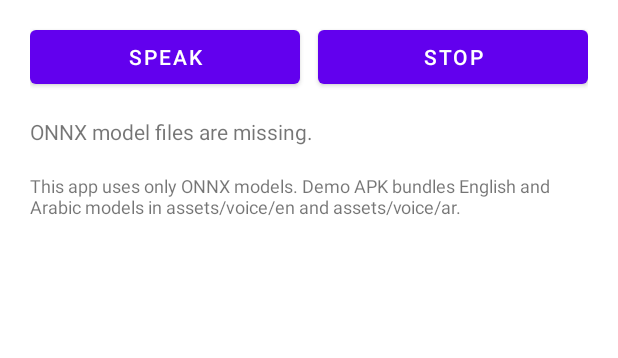
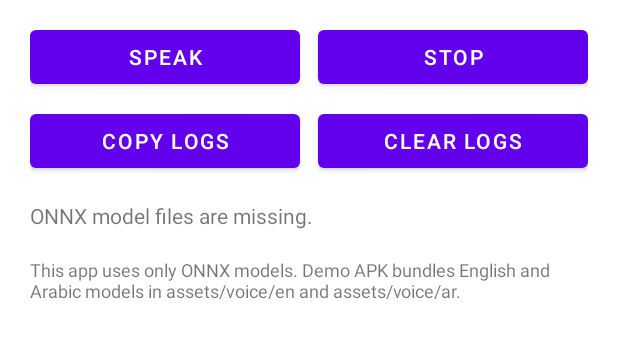
Before and after one commit to faisalvibe/Arabic-TTS2, an Android app: the screen it shows after launch (MainActivity), on a phone screen of 412 x 824 dp, the part 445-803 px from its top. Run offline under Robolectric (Android 15) with nearby library versions, the light colour scheme and no system bars; libraries missing offline, so code that uses them is left out: com.k2fsa.sherpa.

Commit message:
feat: add in-app debug logs and crash capture hooks

```diff
--- a/android-app/app/src/main/AndroidManifest.xml
+++ b/android-app/app/src/main/AndroidManifest.xml
@@ -4,6 +4,7 @@
     <uses-permission android:name="android.permission.INTERNET" />
 
     <application
+        android:name=".TtsApp"
         android:allowBackup="true"
         android:icon="@android:drawable/sym_def_app_icon"
         android:label="@string/app_name"
--- /dev/null
+++ b/android-app/app/src/main/java/com/faisal/ttsrecorder/DebugLog.kt
@@ -0,0 +1,82 @@
+package com.faisal.ttsrecorder
+
+import android.content.Context
+import android.os.Build
+import java.io.File
+import java.io.FileWriter
+import java.text.SimpleDateFormat
+import java.util.Date
+import java.util.Locale
+
+object DebugLog {
+    private const val LOG_FILE_NAME = "tts_debug.log"
+    private val lock = Any()
+    private var appContext: Context? = null
+    private val timeFormat = SimpleDateFormat("yyyy-MM-dd HH:mm:ss.SSS", Locale.US)
+
+    fun init(context: Context) {
+        if (appContext == null) {
+            appContext = context.applicationContext
+        }
+    }
+
+    fun appStartup() {
+        i(
+            "APP",
+            "startup sdk=${Build.VERSION.SDK_INT} device=${Build.MANUFACTURER}/${Build.MODEL} abi=${Build.SUPPORTED_ABIS.joinToString()}"
+        )
+    }
+
+    fun i(tag: String, msg: String) {
+        append("I", tag, msg, null)
+    }
+
+    fun e(tag: String, msg: String, tr: Throwable? = null) {
+        append("E", tag, msg, tr)
+    }
+
+    fun readAll(): String {
+        val file = getLogFile() ?: return "Log file unavailable."
+        return if (file.exists()) file.readText() else "No logs yet."
+    }
+
+    fun clear() {
+        val file = getLogFile() ?: return
+        synchronized(lock) {
+            if (file.exists()) {
+                file.writeText("")
+            }
+        }
+    }
+
+    fun filePath(): String {
+        return getLogFile()?.absolutePath ?: "unavailable"
+    }
+
+    private fun append(level: String, tag: String, msg: String, tr: Throwable?) {
+        val line = buildString {
+            append(timeFormat.format(Date()))
+            append(" ")
+            append(level)
+            append("/")
+            append(tag)
+            append(": ")
+            append(msg)
+            if (tr != null) {
+                append("\n")
+                append(tr.stackTraceToString())
+            }
+            append("\n")
+        }
+
+        val file = getLogFile() ?: return
+        synchronized(lock) {
+            FileWriter(file, true).use { it.write(line) }
+        }
+    }
+
+    private fun getLogFile(): File? {
+        val ctx = appContext ?: return null
+        return File(ctx.filesDir, LOG_FILE_NAME)
+    }
+}
--- a/android-app/app/src/main/java/com/faisal/ttsrecorder/MainActivity.kt
+++ b/android-app/app/src/main/java/com/faisal/ttsrecorder/MainActivity.kt
@@ -1,5 +1,8 @@
 package com.faisal.ttsrecorder
 
+import android.content.ClipData
+import android.content.ClipboardManager
+import android.content.Context
 import android.os.Bundle
 import android.widget.Button
 import android.widget.EditText
@@ -15,6 +18,8 @@ class MainActivity : AppCompatActivity() {
     override fun onCreate(savedInstanceState: Bundle?) {
         super.onCreate(savedInstanceState)
         setContentView(R.layout.activity_main)
+        DebugLog.init(this)
+        DebugLog.i("MAIN", "onCreate")
 
         textInput = findViewById(R.id.textInput)
         statusText = findViewById(R.id.statusText)
@@ -30,25 +35,31 @@ class MainActivity : AppCompatActivity() {
 
         val speakButton = findViewById<Button>(R.id.speakButton)
         val stopButton = findViewById<Button>(R.id.stopButton)
+        val copyLogsButton = findViewById<Button>(R.id.copyLogsButton)
+        val clearLogsButton = findViewById<Button>(R.id.clearLogsButton)
 
         speakButton.setOnClickListener {
             val text = textInput.text.toString().trim()
             if (text.isEmpty()) {
                 statusText.text = getString(R.string.enter_text_hint)
+                DebugLog.i("MAIN", "speak_clicked_empty_text")
                 return@setOnClickListener
             }
 
             val arSelected = findViewById<RadioButton>(R.id.langAr).isChecked
             val lang = if (arSelected) PersonalVoiceEngine.VoiceLang.AR else PersonalVoiceEngine.VoiceLang.EN
+            DebugLog.i("MAIN", "speak_clicked lang=$lang text_len=${text.length}")
             if (!personalVoiceEngine.isModelInstalled(lang)) {
                 statusText.text = getString(
                     if (arSelected) R.string.custom_voice_missing_ar else R.string.custom_voice_missing_en
                 )
+                DebugLog.i("MAIN", "model_missing lang=$lang")
                 return@setOnClickListener
             }
 
             statusText.text = getString(R.string.speaking_status)
             personalVoiceEngine.speak(text, lang) { result ->
+                DebugLog.i("MAIN", "speak_result lang=$lang result=$result")
                 runOnUiThread {
                     statusText.text = result
                 }
@@ -56,12 +67,28 @@ class MainActivity : AppCompatActivity() {
         }
 
         stopButton.setOnClickListener {
+            DebugLog.i("MAIN", "stop_clicked")
             personalVoiceEngine.stop()
             statusText.text = getString(R.string.stopped_status)
+        }
+
+        copyLogsButton.setOnClickListener {
+            val logs = DebugLog.readAll()
+            val clipboard = getSystemService(Context.CLIPBOARD_SERVICE) as ClipboardManager
+            clipboard.setPrimaryClip(ClipData.newPlainText("tts_debug_log", logs))
+            statusText.text = getString(R.string.logs_copied_status, DebugLog.filePath())
+            DebugLog.i("MAIN", "logs_copied")
+        }
+
+        clearLogsButton.setOnClickListener {
+            DebugLog.clear()
+            DebugLog.i("MAIN", "logs_cleared")
+            statusText.text = getString(R.string.logs_cleared_status)
         }
     }
 
     override fun onDestroy() {
+        DebugLog.i("MAIN", "onDestroy")
         personalVoiceEngine.stop()
         super.onDestroy()
     }
--- a/android-app/app/src/main/java/com/faisal/ttsrecorder/PersonalVoiceEngine.kt
+++ b/android-app/app/src/main/java/com/faisal/ttsrecorder/PersonalVoiceEngine.kt
@@ -24,58 +24,73 @@ class PersonalVoiceEngine(private val context: Context) {
         val dir = modelDir(lang)
         return try {
             val files = context.assets.list(dir) ?: return false
-            files.contains("model.onnx") && files.contains("tokens.txt")
+            val ok = files.contains("model.onnx") && files.contains("tokens.txt")
+            DebugLog.i("ENGINE", "isModelInstalled lang=$lang dir=$dir ok=$ok files=${files.joinToString()}")
+            ok
         } catch (_: Exception) {
+            DebugLog.i("ENGINE", "isModelInstalled lang=$lang dir=$dir failed_to_list_assets")
             false
         }
     }
 
     fun speak(text: String, lang: VoiceLang, onDone: (String) -> Unit) {
         if (isSpeaking) {
+            DebugLog.i("ENGINE", "speak_rejected_already_speaking lang=$lang")
             onDone("Already speaking. Tap Stop and try again.")
             return
         }
         if (!isModelInstalled(lang)) {
+            DebugLog.i("ENGINE", "speak_rejected_model_missing lang=$lang")
             onDone("Model files missing in assets/${modelDir(lang)}.")
             return
         }
 
         Thread {
             isSpeaking = true
+            DebugLog.i("ENGINE", "speak_start lang=$lang text_len=${text.length}")
             try {
                 val tts = ensureTts(lang)
+                DebugLog.i("ENGINE", "generate_start lang=$lang")
                 val audio = tts.generate(text = text, sid = 0, speed = 1.0f)
+                DebugLog.i("ENGINE", "generate_done lang=$lang samples=${audio.samples.size} sampleRate=${audio.sampleRate}")
                 if (audio.samples.isEmpty()) {
+                    isSpeaking = false
                     onDone("Synthesis failed: empty audio.")
                     return@Thread
                 }
 
                 val out = File(context.filesDir, "personal_voice_${lang.name.lowercase()}.wav")
                 audio.save(out.absolutePath)
+                DebugLog.i("ENGINE", "audio_saved path=${out.absolutePath} bytes=${out.length()}")
 
                 player?.release()
                 player = MediaPlayer().apply {
                     setDataSource(out.absolutePath)
                     prepare()
                     start()
+                    DebugLog.i("ENGINE", "playback_started lang=$lang")
                     setOnCompletionListener {
                         isSpeaking = false
+                        DebugLog.i("ENGINE", "playback_completed lang=$lang")
                         onDone("Done.")
                     }
                     setOnErrorListener { _, _, _ ->
                         isSpeaking = false
+                        DebugLog.i("ENGINE", "playback_error lang=$lang")
                         onDone("Playback failed.")
                         true
                     }
                 }
             } catch (e: Exception) {
                 isSpeaking = false
+                DebugLog.e("ENGINE", "speak_exception lang=$lang msg=${e.message}", e)
                 onDone("Synthesis failed: ${e.message}")
             }
         }.start()
     }
 
     fun stop() {
+        DebugLog.i("ENGINE", "stop")
         player?.stop()
         player?.release()
         player = null
@@ -87,11 +102,13 @@ class PersonalVoiceEngine(private val context: Context) {
         if (lang == VoiceLang.AR && ttsAr != null) return ttsAr!!
 
         val dir = modelDir(lang)
+        DebugLog.i("ENGINE", "ensureTts_create lang=$lang dir=$dir")
         val hasEspeakData = try {
             (context.assets.list(dir) ?: emptyArray()).contains("espeak-ng-data")
         } catch (_: Exception) {
             false
         }
+        DebugLog.i("ENGINE", "ensureTts_espeak lang=$lang hasEspeakData=$hasEspeakData")
 
         val modelConfig = OfflineTtsModelConfig(
             vits = OfflineTtsVitsModelConfig(
@@ -106,6 +123,7 @@ class PersonalVoiceEngine(private val context: Context) {
         )
         val config = OfflineTtsConfig(model = modelConfig)
         val instance = OfflineTts(context.assets, config)
+        DebugLog.i("ENGINE", "ensureTts_created lang=$lang")
         if (lang == VoiceLang.EN) {
             ttsEn = instance
         } else {
--- /dev/null
+++ b/android-app/app/src/main/java/com/faisal/ttsrecorder/TtsApp.kt
@@ -0,0 +1,17 @@
+package com.faisal.ttsrecorder
+
+import android.app.Application
+
+class TtsApp : Application() {
+    override fun onCreate() {
+        super.onCreate()
+        DebugLog.init(this)
+        DebugLog.appStartup()
+
+        val defaultHandler = Thread.getDefaultUncaughtExceptionHandler()
+        Thread.setDefaultUncaughtExceptionHandler { thread, throwable ->
+            DebugLog.e("CRASH", "Uncaught exception on thread=${thread.name}", throwable)
+            defaultHandler?.uncaughtException(thread, throwable)
+        }
+    }
+}
--- a/android-app/app/src/main/res/layout/activity_main.xml
+++ b/android-app/app/src/main/res/layout/activity_main.xml
@@ -76,6 +76,28 @@
                 android:text="@string/stop_button" />
         </LinearLayout>
 
+        <LinearLayout
+            android:layout_width="match_parent"
+            android:layout_height="wrap_content"
+            android:layout_marginTop="8dp"
+            android:orientation="horizontal">
+
+            <Button
+                android:id="@+id/copyLogsButton"
+                android:layout_width="0dp"
+                android:layout_height="wrap_content"
+                android:layout_weight="1"
+                android:text="@string/copy_logs_button" />
+
+            <Button
+                android:id="@+id/clearLogsButton"
+                android:layout_width="0dp"
+                android:layout_height="wrap_content"
+                android:layout_marginStart="12dp"
+                android:layout_weight="1"
+                android:text="@string/clear_logs_button" />
+        </LinearLayout>
+
         <TextView
             android:id="@+id/statusText"
             android:layout_width="match_parent"
--- a/android-app/app/src/main/res/values/strings.xml
+++ b/android-app/app/src/main/res/values/strings.xml
@@ -8,6 +8,8 @@
     <string name="arabic_label">Arabic</string>
     <string name="speak_button">Speak</string>
     <string name="stop_button">Stop</string>
+    <string name="copy_logs_button">Copy Logs</string>
+    <string name="clear_logs_button">Clear Logs</string>
     <string name="tts_loading">Loading ONNX speech engine…</string>
     <string name="tts_ready">ONNX voice engine ready.</string>
     <string name="tts_not_ready">ONNX model files are missing.</string>
@@ -15,5 +17,7 @@
     <string name="custom_voice_missing_ar">Arabic model not found in assets/voice/ar.</string>
     <string name="speaking_status">Speaking…</string>
     <string name="stopped_status">Stopped.</string>
+    <string name="logs_copied_status">Logs copied to clipboard from %1$s</string>
+    <string name="logs_cleared_status">Logs cleared.</string>
     <string name="personal_voice_note">This app uses only ONNX models. Demo APK bundles English and Arabic models in assets/voice/en and assets/voice/ar.</string>
 </resources>
```
Also changed, not shown: 1 other file.
